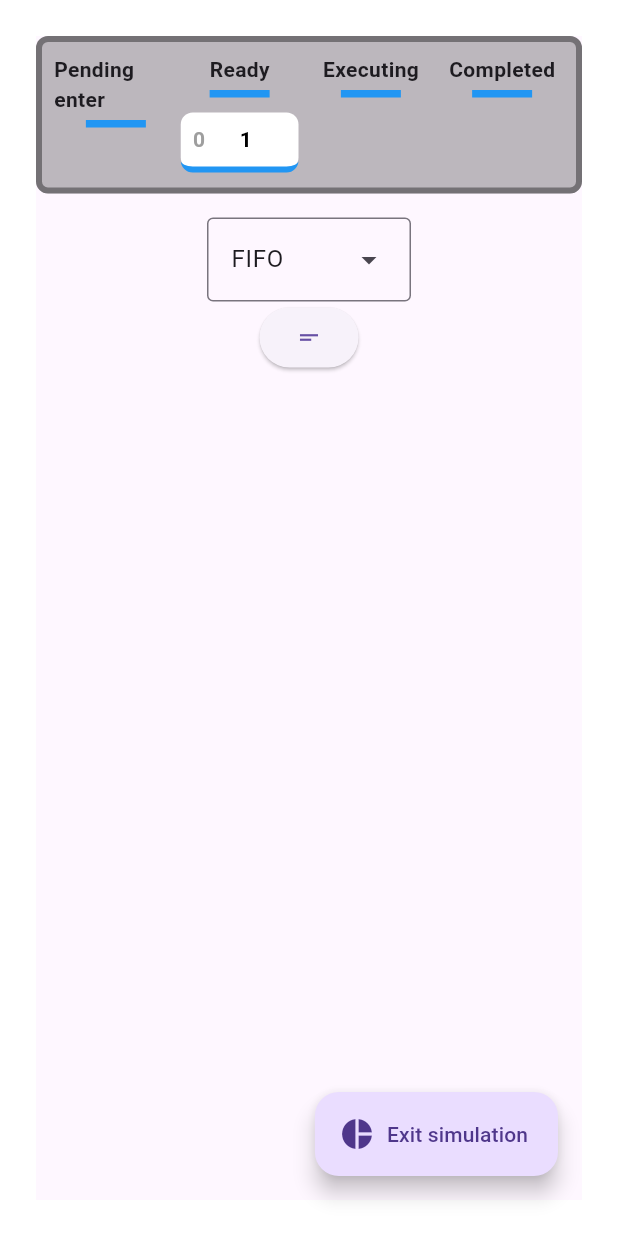
After one commit to EliasHernandezAbreu/tfg, a Flutter app: the PlanningPage screen opened directly, after a tap on the "add box" icon, after a tap on the "remove circle outline" icon, after a tap on "Start simulation", on a phone screen of 412 x 824 dp. The commit adds this screen. Run offline on Flutter 3.47's test engine with Material 3 defaults, Android fonts, the phone set to English and light mode, and no system bars.

Commit message:
working fifo in planning

```diff
--- a/lib/process.dart
+++ b/lib/cpu_process.dart
@@ -1,4 +1,5 @@
 class CpuProcess {
+  int? key;
   int timeToComplete;
   int enterTime;
 
--- /dev/null
+++ b/lib/custom/labeled_column.dart
@@ -0,0 +1,39 @@
+import 'package:flutter/material.dart';
+
+class LabeledColumn extends StatelessWidget {
+  final String label;
+  final List<Widget> children;
+
+  const LabeledColumn({
+    super.key,
+    required this.label,
+    required this.children,
+  });
+
+  @override
+  Widget build(BuildContext context) {
+    return Expanded(child: Column(
+      children: [
+        Text(
+          label,
+          style: const TextStyle(
+            fontWeight: FontWeight.bold,
+          ),
+        ),
+        const SizedBox(height: 4),
+        Container(
+          width: 40,
+          color: Colors.blue,
+          height: 5,
+        ),
+        const SizedBox(height: 8),
+        ...children.map((Widget w) {
+          return Container(
+            margin: const EdgeInsets.all(2),
+            child: w,
+          );
+        })
+      ],
+    ));
+  }
+}
--- /dev/null
+++ b/lib/custom/named_box.dart
@@ -0,0 +1,43 @@
+import 'package:flutter/material.dart';
+
+class NamedBox extends StatelessWidget {
+  final String name;
+  final String label;
+
+  const NamedBox(
+    this.name,
+    this.label,
+    {
+      super.key,
+    }
+  );
+
+  @override
+  Widget build(BuildContext context) {
+    return Container(
+      width: 100,
+      decoration: const BoxDecoration(
+        borderRadius: BorderRadius.all(Radius.circular(8)),
+        color: Colors.white,
+        border: Border(
+          bottom: BorderSide(width: 4, color: Colors.blue)
+        ),
+      ),
+      padding: const EdgeInsets.all(8),
+      child: Row(
+        mainAxisAlignment: MainAxisAlignment.spaceBetween,
+        children: [
+          Text(
+            name,
+            style: const TextStyle(color: Colors.grey, fontWeight: FontWeight.w700),
+          ),
+          Expanded(child: Text(
+            label,
+            style: const TextStyle(color: Colors.black, fontWeight: FontWeight.w700),
+            textAlign: TextAlign.center,
+          ),
+        )],
+      ),
+    );
+  }
+}
--- /dev/null
+++ b/lib/pages/planning/planning_simulation.dart
@@ -0,0 +1,80 @@
+import 'package:flutter/material.dart';
+import 'package:tfg/custom/labeled_column.dart';
+import 'package:tfg/custom/named_box.dart';
+import 'package:tfg/planning_algorithm.dart';
+import 'package:tfg/planning_context.dart';
+import 'package:tfg/cpu_process.dart';
+
+class PlanningSimulation extends StatelessWidget {
+  final PlanningAlgorithm algorithm;
+  final PlanningContext planningContext;
+  // final Function(PlanningAlgorithm) changeAlgorithm;
+  final Function() simulationStep;
+
+  const PlanningSimulation({
+    super.key,
+    required this.algorithm,
+    required this.planningContext,
+    // required this.changeAlgorithm,
+    required this.simulationStep,
+  });
+
+  @override
+  Widget build(BuildContext context) {
+    return Column(
+      children: [
+        Container(
+          padding: const EdgeInsets.all(8),
+          margin: const EdgeInsets.only(bottom: 16),
+          decoration: BoxDecoration(
+            color: Colors.black26,
+            borderRadius: const BorderRadius.all(Radius.circular(8)),
+            border: Border.all(width: 4, color: Colors.black38),
+          ),
+          child: Row(
+            mainAxisAlignment: MainAxisAlignment.spaceAround,
+            crossAxisAlignment: CrossAxisAlignment.start,
+            children: [
+              LabeledColumn(label: "Pending enter", children: [
+                ...planningContext.pendingEnter.map((p) {
+                  return NamedBox(p.key.toString(), p.remainingTime.toString());
+                })
+              ]),
+              LabeledColumn(label: "Ready", children: [
+                ...planningContext.ready.map((p) {
+                  return NamedBox(p.key.toString(), p.remainingTime.toString());
+                })
+              ]),
+              const SizedBox(width: 5),
+              LabeledColumn(label: "Executing", children: planningContext.hasCurrentProcess()
+                ? [ NamedBox(
+                    planningContext.currentProcess!.key.toString(),
+                    planningContext.currentProcess!.remainingTime.toString(),
+                  ) ]
+                : [],
+              ),
+              const SizedBox(width: 5),
+              LabeledColumn(label: "Completed", children: [
+                ...planningContext.completed.map((p) {
+                  return NamedBox(p.key.toString(), p.remainingTime.toString());
+                })
+              ]),
+            ],
+          ),
+        ),
+        const DropdownMenu(
+          onSelected: null,
+          initialSelection: 0,
+          dropdownMenuEntries: [
+            DropdownMenuEntry(value: 0, label: "FIFO"),
+            DropdownMenuEntry(value: 1, label: "SJF"),
+          ]
+        ),
+        ElevatedButton(
+          onPressed: simulationStep,
+          child: const Icon(Icons.short_text_sharp)
+        )
+      ],
+    );
+  }
+}
--- a/lib/pages/planning_page.dart
+++ b/lib/pages/planning_page.dart
@@ -1,15 +1,119 @@
 import 'package:flutter/material.dart';
-import 'package:tfg/planning_process_list.dart';
+import 'package:tfg/pages/planning/planning_process_list.dart';
+import 'package:tfg/pages/planning/planning_simulation.dart';
+import 'package:tfg/planning_algorithm.dart';
+import 'package:tfg/planning_algorithms/planning_fifo.dart';
+import 'package:tfg/planning_context.dart';
+import 'package:tfg/cpu_process.dart';
 
-class PlanningPage extends StatelessWidget {
+class PlanningPage extends StatefulWidget {
   const PlanningPage({super.key});
 
   @override
+  State<StatefulWidget> createState() {
+    return _PlanningPageState();
+  }
+}
+
+class _PlanningPageState extends State<PlanningPage> {
+  int pageSimulationStep = 0;
+  PlanningContext _context = PlanningContext([]);
+  final List<CpuProcess> _processes = [CpuProcess(0, 1)];
+  final PlanningAlgorithm _algorithm = PlanningFifo();
+
+  void removeProcess(int index) {
+    if (_processes.length <= 1) return;
+    setState(() {
+      _processes.removeAt(index);
+    });
+  }
+
+  void addProcess() {
+    setState(() {
+      _processes.add(CpuProcess(0, 1));
+    });
+  }
+
+  void changeProcessEnterTime(int index, int value) {
+    setState(() {
+      _processes[index].enterTime = value;
+    });
+  }
+  void changeProcessTimeToComplete(int index, int value) {
+    setState(() {
+      _processes[index].timeToComplete = value;
+    });
+  }
+
+  void clickedElevatedButton() {
+    setState(() {
+      if (pageSimulationStep == 0) {
+        pageSimulationStep = 1;
+        _context = PlanningContext(_processes);
+        return;
+      }
+      if (pageSimulationStep == 1) { pageSimulationStep = 0; return; }
+
+    });
+  }
+
+  void tickTime() {
+    setState(() {
+      PlanningContext newContext = _algorithm.nextState(_context);
+      _context = newContext;
+    });
+  }
+
+  Widget getFloatingButton() {
+    if (pageSimulationStep == 0) {
+      return FloatingActionButton.extended(
+        onPressed: clickedElevatedButton,
+        label: const Text("Start simulation"),
+        icon: const Icon(Icons.pie_chart),
+      );
+    } else if (pageSimulationStep == 1) {
+      return FloatingActionButton.extended(
+        onPressed: clickedElevatedButton,
+        label: const Text("Exit simulation"),
+        icon: const Icon(Icons.pie_chart),
+      );
+    } else {
+      return FloatingActionButton.extended(
+        onPressed: clickedElevatedButton,
+        label: const Text("GET OUT"),
+        icon: const Icon(Icons.pie_chart),
+      );
+    }
+  }
+
+  Widget decidePageBody() {
+    if (pageSimulationStep == 0) {
+      return PlanningProcessList(
+        processes: _processes,
+        addProcess: addProcess,
+        removeProcess: removeProcess,
+        changeProcessEnterTime: changeProcessEnterTime,
+        changeProcessTimeToComplete: changeProcessTimeToComplete,
+      );
+    } else if (pageSimulationStep == 1) {
+      return PlanningSimulation(
+        algorithm: _algorithm,
+        planningContext: _context,
+        simulationStep: tickTime,
+      );
+    } else {
+      return const Text("You're not supposed to be here btw");
+    }
+  }
+
+  @override
   Widget build(BuildContext context) {
-    return const Column(
-      children: [
-        PlanningProcessList()
-      ],
+    return Padding(
+      padding: const EdgeInsets.all(24) ,
+      child: Scaffold(
+        body: decidePageBody(),
+        floatingActionButton: getFloatingButton()
+      )
     );
   }
 }
--- a/lib/planning_algorithm.dart
+++ b/lib/planning_algorithm.dart
@@ -1,5 +1,5 @@
-import 'package:tfg/planning_state.dart';
+import 'package:tfg/planning_context.dart';
 
 abstract class PlanningAlgorithm {
-  PlanningState nextState(PlanningState oldState);
+  PlanningContext nextState(PlanningContext oldState);
 }
--- a/lib/planning_algorithms/planning_fifo.dart
+++ b/lib/planning_algorithms/planning_fifo.dart
@@ -1,10 +1,10 @@
 import 'package:tfg/planning_algorithm.dart';
-import 'package:tfg/planning_state.dart';
+import 'package:tfg/planning_context.dart';
 
 class PlanningFifo extends PlanningAlgorithm {
   @override
-  PlanningState nextState(PlanningState oldState) {
-    PlanningState newState = PlanningState.from(oldState);
+  PlanningContext nextState(PlanningContext oldState) {
+    PlanningContext newState = PlanningContext.from(oldState);
     newState.tickTime();
     if (newState.ready.isEmpty || newState.currentProcess != null) return newState;
     newState.moveToCpu(newState.ready.first);
--- /dev/null
+++ b/lib/planning_context.dart
@@ -0,0 +1,62 @@
+import 'package:tfg/cpu_process.dart';
+
+class PlanningContext {
+  int currentTime = 0;
+  CpuProcess? currentProcess;
+  List<CpuProcess> pendingEnter = [];
+  List<CpuProcess> ready = [];
+  List<CpuProcess> waitingIO = [];
+  List<CpuProcess> completed = [];
+
+  PlanningContext(List<CpuProcess> processes) {
+    for (int index = 0; index < processes.length; index++) {
+      CpuProcess process = processes[index];
+      process.remainingTime = process.timeToComplete;
+      process.key = index;
+      if (process.enterTime > currentTime) {
+        pendingEnter.add(process);
+      } else {
+        ready.add(process);
+      }
+    }
+  }
+
+  PlanningContext.from(PlanningContext oldState) {
+    currentTime = oldState.currentTime;
+    currentProcess = oldState.currentProcess;
+
+    pendingEnter = List.from(oldState.pendingEnter);
+    ready = List.from(oldState.ready);
+    waitingIO = List.from(oldState.waitingIO);
+    completed = List.from(oldState.completed);
+  }
+
+  void tickTime() {
+    currentTime += 1;
+    if (currentProcess != null) {
+      currentProcess?.remainingTime -= 1;
+      if (currentProcess!.remainingTime <= 0) {
+        completed.add(currentProcess!);
+        currentProcess = null;
+      }
+    }
+    List<CpuProcess> nextPendingEnter = List<CpuProcess>.from(pendingEnter);
+    for (CpuProcess process in pendingEnter) {
+      if (process.enterTime > currentTime) continue;
+      nextPendingEnter.remove(process);
+      ready.add(process);
+    }
+    pendingEnter = nextPendingEnter;
+  }
+
+  bool hasCurrentProcess() {
+    return currentProcess != null;
+  }
+
+  bool moveToCpu(CpuProcess process) {
+    if (!ready.contains(process)) return false;
+    ready.remove(process);
+    currentProcess = process;
+    return true;
+  }
+}
```
Also changed, not shown: lib/main_window.dart (+6 -4 lines), lib/pages/planning/planning_process_list.dart (renamed from lib/planning_process_list.dart, +16 -36 lines), lib/planning_state.dart (deleted, +0 -51 lines).
